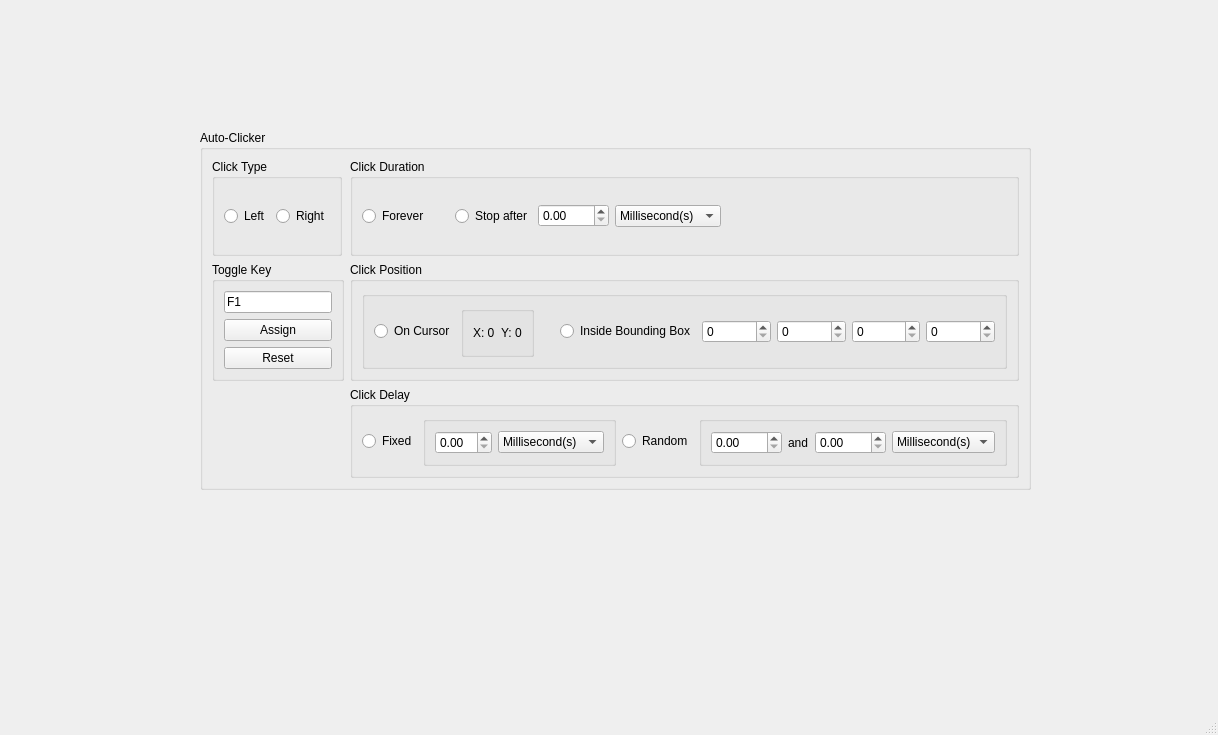
Qt form mainwindow.ui (apesci1/auto-clicker) before a commit.
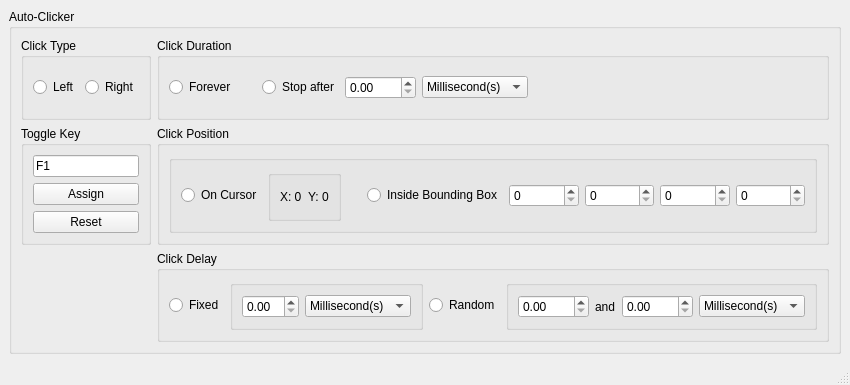
The same form after that commit.

Commit message: update: layout + cross system

The edit to the form file:
```diff
--- a/mainwindow.ui
+++ b/mainwindow.ui
@@ -6,29 +6,26 @@
    <rect>
     <x>0</x>
     <y>0</y>
-    <width>1218</width>
-    <height>735</height>
+    <width>829</width>
+    <height>385</height>
    </rect>
   </property>
   <property name="windowTitle">
    <string>MainWindow</string>
   </property>
   <widget class="QWidget" name="centralwidget">
+   <layout class="QVBoxLayout" name="verticalLayout_4">
+    <item>
    <widget class="QGroupBox" name="ControlGroupBox">
-    <property name="geometry">
-     <rect>
-      <x>200</x>
-      <y>130</y>
-      <width>831</width>
-      <height>360</height>
-     </rect>
-    </property>
     <property name="title">
      <string>Auto-Clicker</string>
     </property>
-    <layout class="QFormLayout" name="formLayout_2">
+      <layout class="QGridLayout" name="gridLayout">
      <item row="0" column="0">
       <widget class="QGroupBox" name="clickTypeGroupBox">
+         <property name="styleSheet">
+          <string notr="true"/>
+         </property>
        <property name="title">
         <string>Click Type</string>
        </property>
@@ -389,16 +386,8 @@
      </item>
     </layout>
    </widget>
-  </widget>
-  <widget class="QMenuBar" name="menubar">
-   <property name="geometry">
-    <rect>
-     <x>0</x>
-     <y>0</y>
-     <width>1218</width>
-     <height>21</height>
-    </rect>
-   </property>
+    </item>
+   </layout>
   </widget>
   <widget class="QStatusBar" name="statusbar"/>
  </widget>
```
Lines whose indentation alone changed are shown as unchanged. The commit also changes 2 other files.
